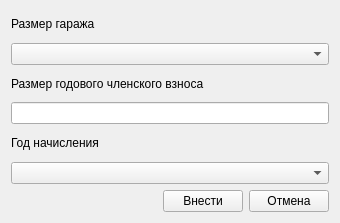
Qt form ui/members_contrib.ui (fixtik/Garage_base) before a commit.
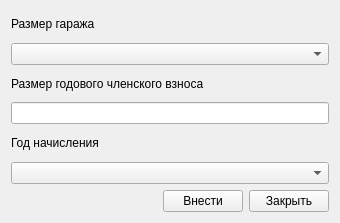
The same form after that commit.

Commit message: добавлено окно выставления счета

```diff
--- a/ui/members_contrib.ui
+++ b/ui/members_contrib.ui
@@ -85,7 +85,7 @@
      <item>
       <widget class="QPushButton" name="close_pushButton">
        <property name="text">
-        <string>Отмена</string>
+        <string>Закрыть</string>
        </property>
       </widget>
      </item>
```
The commit also changes 7 other files.
